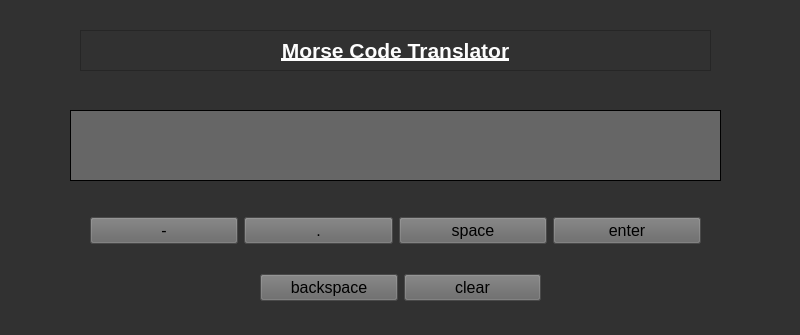
The window that translator_ui.ui (AirLShuan/Morse-Code-Translator-UI) describes before a commit, drawn with Qt 5.
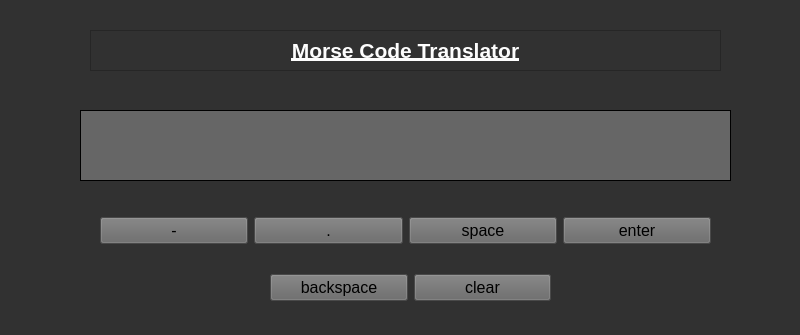
The same window after the commit.

Commit message: Fixes bugs related to output and clear function.

Patch:
```diff
--- a/translator_ui.ui
+++ b/translator_ui.ui
@@ -29,37 +29,15 @@
 }</string>
   </property>
   <widget class="QWidget" name="centralwidget">
-   <widget class="QLabel" name="output">
+   <widget class="QWidget" name="widget" native="true">
     <property name="geometry">
      <rect>
-      <x>70</x>
-      <y>110</y>
-      <width>651</width>
-      <height>71</height>
+      <x>10</x>
+      <y>0</y>
+      <width>781</width>
+      <height>341</height>
      </rect>
     </property>
-    <property name="font">
-     <font>
-      <pointsize>16</pointsize>
-     </font>
-    </property>
-    <property name="styleSheet">
-     <string notr="true">QLabel {
-	background-color: rgb(102, 102, 102);
-	padding-right: 10px;
-	padding-left: 10px;
-}</string>
-    </property>
-    <property name="frameShape">
-     <enum>QFrame::Panel</enum>
-    </property>
-    <property name="text">
-     <string/>
-    </property>
-    <property name="alignment">
-     <set>Qt::AlignRight|Qt::AlignTrailing|Qt::AlignVCenter</set>
-    </property>
-   </widget>
    <widget class="QLabel" name="title">
     <property name="geometry">
      <rect>
@@ -95,6 +73,52 @@
    <widget class="QWidget" name="layoutWidget">
     <property name="geometry">
      <rect>
+       <x>260</x>
+       <y>270</y>
+       <width>281</width>
+       <height>35</height>
+      </rect>
+     </property>
+     <layout class="QHBoxLayout" name="remove_bttns">
+      <item>
+       <widget class="QPushButton" name="pushButton_backspace">
+        <property name="font">
+         <font>
+          <pointsize>12</pointsize>
+         </font>
+        </property>
+        <property name="styleSheet">
+         <string notr="true">QPushButton {
+	background-color: rgb(102, 102, 102)
+}</string>
+        </property>
+        <property name="text">
+         <string>backspace</string>
+        </property>
+       </widget>
+      </item>
+      <item>
+       <widget class="QPushButton" name="pushButton_clear">
+        <property name="font">
+         <font>
+          <pointsize>12</pointsize>
+         </font>
+        </property>
+        <property name="styleSheet">
+         <string notr="true">QPushButton {
+	background-color: rgb(102, 102, 102)
+}</string>
+        </property>
+        <property name="text">
+         <string>clear</string>
+        </property>
+       </widget>
+      </item>
+     </layout>
+    </widget>
+    <widget class="QWidget" name="layoutWidget_2">
+     <property name="geometry">
+      <rect>
       <x>90</x>
       <y>200</y>
       <width>611</width>
@@ -172,51 +196,37 @@
      </item>
     </layout>
    </widget>
-   <widget class="QWidget" name="layoutWidget">
+    <widget class="QLabel" name="output">
     <property name="geometry">
      <rect>
-      <x>260</x>
-      <y>270</y>
-      <width>281</width>
-      <height>35</height>
-     </rect>
-    </property>
-    <layout class="QHBoxLayout" name="remove_bttns">
-     <item>
-      <widget class="QPushButton" name="pushButton_backspace">
+       <x>70</x>
+       <y>110</y>
+       <width>651</width>
+       <height>71</height>
+      </rect>
+     </property>
        <property name="font">
         <font>
-         <pointsize>12</pointsize>
+       <pointsize>16</pointsize>
         </font>
        </property>
        <property name="styleSheet">
-        <string notr="true">QPushButton {
-	background-color: rgb(102, 102, 102)
+      <string notr="true">QLabel {
+	background-color: rgb(102, 102, 102);
+	padding-right: 10px;
+	padding-left: 10px;
 }</string>
        </property>
-       <property name="text">
-        <string>backspace</string>
-       </property>
-      </widget>
-     </item>
-     <item>
-      <widget class="QPushButton" name="pushButton_clear">
-       <property name="font">
-        <font>
-         <pointsize>12</pointsize>
-        </font>
-       </property>
-       <property name="styleSheet">
-        <string notr="true">QPushButton {
-	background-color: rgb(102, 102, 102)
-}</string>
-       </property>
+     <property name="frameShape">
+      <enum>QFrame::Panel</enum>
+     </property>
        <property name="text">
-        <string>clear</string>
-       </property>
-      </widget>
-     </item>
-    </layout>
+      <string/>
+     </property>
+     <property name="alignment">
+      <set>Qt::AlignRight|Qt::AlignTrailing|Qt::AlignVCenter</set>
+     </property>
+    </widget>
    </widget>
   </widget>
  </widget>
```
Lines whose indentation alone changed are shown as unchanged. The commit also changes 1 other file.
